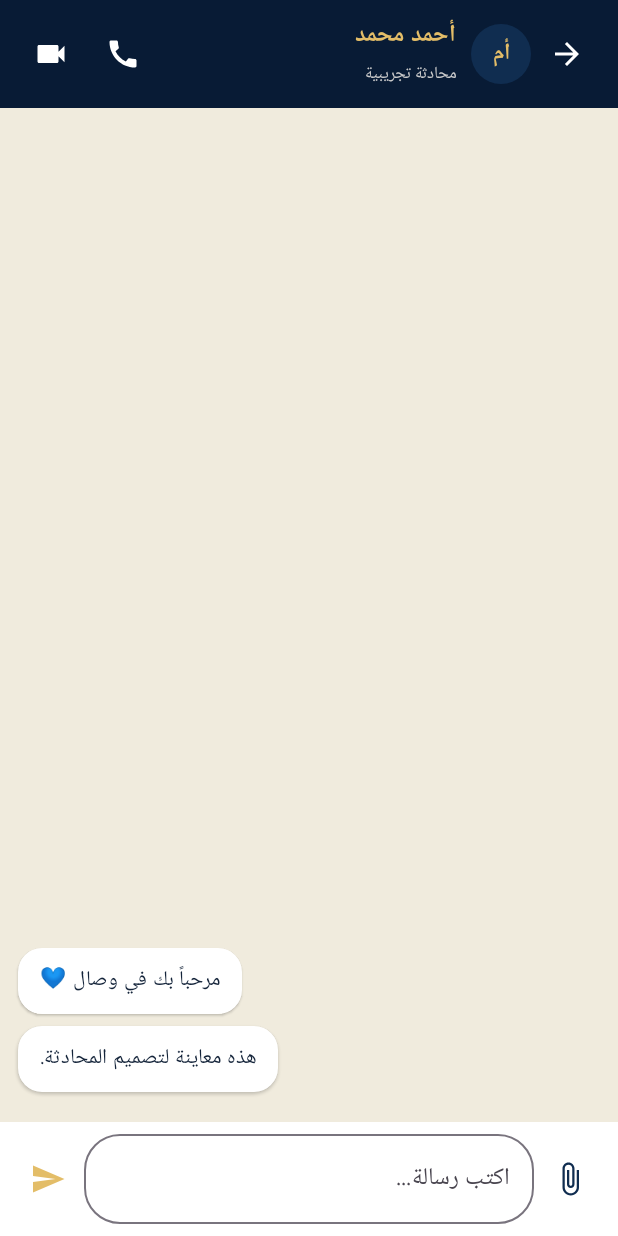
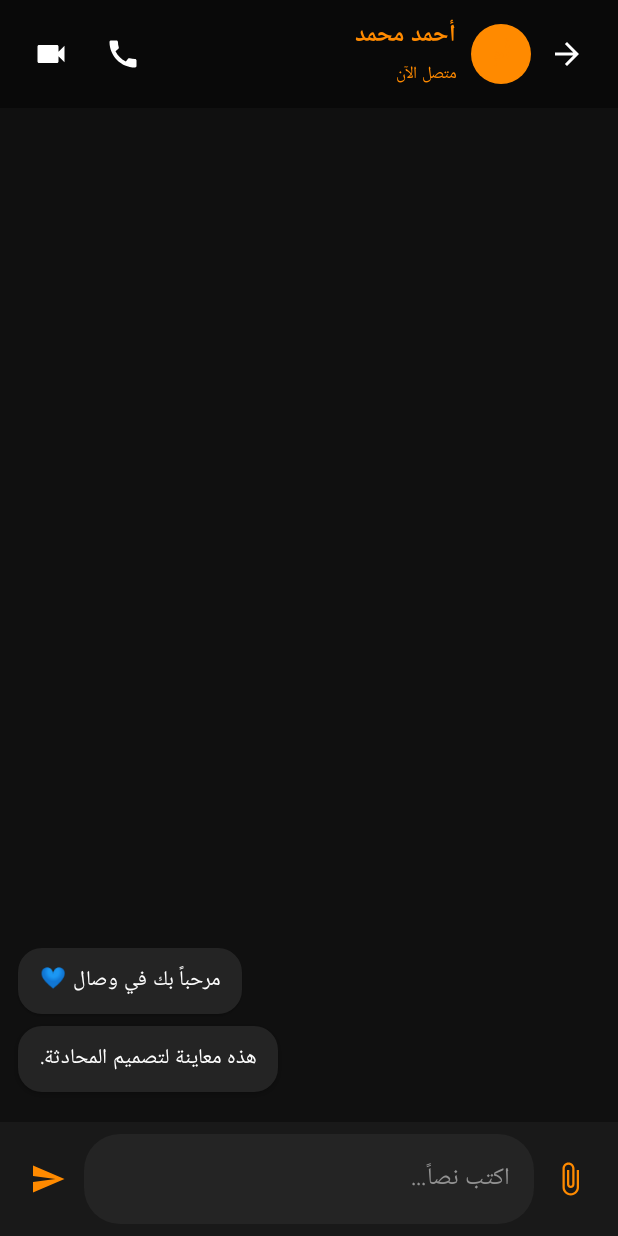
Before and after one commit to dalmslma-glitch/wisal-android, an Android app built with Jetpack Compose: the screen it shows after launch (MainActivity), after a tap on "أم", on a phone screen of 412 x 824 dp. Run offline under Robolectric (Android 15) with nearby library versions, the phone set to English and light mode, and no system bars.

Commit message:
Restyle WISAL with dark chat and orange story UI

```diff
--- a/WisalAndroid/app/src/main/java/com/wisal/app/MainActivity.kt
+++ b/WisalAndroid/app/src/main/java/com/wisal/app/MainActivity.kt
@@ -23,12 +23,13 @@ import androidx.compose.ui.text.style.TextAlign
 import androidx.compose.ui.unit.dp
 import androidx.compose.ui.unit.sp
 
-private val Navy = Color(0xFF081B35)
-private val Navy2 = Color(0xFF102D50)
-private val Gold = Color(0xFFE3BD68)
-private val Cream = Color(0xFFF5F1E8)
-private val Ink = Color(0xFF14243A)
-private val Muted = Color(0xFF8190A3)
+private val Navy = Color(0xFF090909)
+private val Navy2 = Color(0xFFFF8A00)
+private val Gold = Color(0xFFFF8A00)
+private val Cream = Color(0xFF121212)
+private val Ink = Color(0xFFF2F2F2)
+private val Muted = Color(0xFF929292)
+private val Panel = Color(0xFF242424)
 
 data class Person(val name: String, val message: String, val time: String, val initials: String, val unread: Int = 0)
 private val people = listOf(
@@ -49,7 +50,7 @@ class MainActivity : ComponentActivity() {
 fun WisalApp() {
     var tab by remember { mutableStateOf("الدردشات") }
     var selected by remember { mutableStateOf<Person?>(null) }
-    MaterialTheme(colorScheme = lightColorScheme(primary = Navy2, secondary = Gold, background = Cream)) {
+    MaterialTheme(colorScheme = darkColorScheme(primary = Navy2, secondary = Gold, background = Cream, surface = Panel)) {
         CompositionLocalProvider(LocalLayoutDirection provides androidx.compose.ui.unit.LayoutDirection.Rtl) {
             if (selected != null) {
                 ChatScreen(person = selected!!, onBack = { selected = null })
@@ -57,7 +58,7 @@ fun WisalApp() {
                 Scaffold(
                     containerColor = Cream,
                     bottomBar = {
-                        NavigationBar(containerColor = Navy, contentColor = Gold) {
+                        NavigationBar(containerColor = Color(0xFF101010), contentColor = Gold) {
                             val tabs = listOf(
                                 "الدردشات" to Icons.Default.ChatBubble,
                                 "الحالات" to Icons.Default.Circle,
@@ -73,8 +74,8 @@ fun WisalApp() {
                                     label = { Text(label, fontSize = 10.sp) },
                                     colors = NavigationBarItemDefaults.colors(
                                         selectedIconColor = Gold, selectedTextColor = Gold,
-                                        unselectedIconColor = Color.LightGray, unselectedTextColor = Color.LightGray,
-                                        indicatorColor = Navy2
+                                        unselectedIconColor = Color(0xFF777777), unselectedTextColor = Color(0xFF777777),
+                                        indicatorColor = Color(0xFF302015)
                                     )
                                 )
                             }
@@ -104,8 +105,8 @@ fun Header(title: String) {
         verticalAlignment = Alignment.CenterVertically
     ) {
         Column(Modifier.weight(1f)) {
-            Text("وصال", color = Gold, fontSize = 27.sp, fontWeight = FontWeight.Bold)
-            Text(title, color = Color.White.copy(alpha = .82f), fontSize = 13.sp)
+            Text(title, color = Color.White, fontSize = 22.sp, fontWeight = FontWeight.Bold)
+            Text("WISAL", color = Gold, fontSize = 10.sp, fontWeight = FontWeight.Bold)
         }
         IconButton(onClick = {}) { Icon(Icons.Default.Search, null, tint = Color.White) }
         IconButton(onClick = {}) { Icon(Icons.Default.MoreVert, null, tint = Gold) }
@@ -118,15 +119,40 @@ fun Chats(onOpen: (Person) -> Unit) {
     Column(Modifier.fillMaxSize()) {
         OutlinedTextField(
             value = query, onValueChange = { query = it },
-            modifier = Modifier.fillMaxWidth().padding(14.dp),
-            placeholder = { Text("ابحث في المحادثات") },
-            leadingIcon = { Icon(Icons.Default.Search, null) },
-            shape = RoundedCornerShape(18.dp), singleLine = true
+            modifier = Modifier.fillMaxWidth().padding(horizontal = 14.dp, vertical = 10.dp),
+            placeholder = { Text("بحث عن الأشخاص أو الرسائل", color = Muted) },
+            leadingIcon = { Icon(Icons.Default.Search, null, tint = Gold) },
+            shape = RoundedCornerShape(22.dp), singleLine = true,
+            colors = OutlinedTextFieldDefaults.colors(
+                focusedTextColor = Color.White, unfocusedTextColor = Color.White,
+                focusedBorderColor = Gold, unfocusedBorderColor = Color.Transparent,
+                focusedContainerColor = Panel, unfocusedContainerColor = Panel,
+                cursorColor = Gold
+            )
         )
+        StatusStrip()
         LazyColumn {
             items(people.filter { it.name.contains(query) || it.message.contains(query) }) { person ->
                 ChatRow(person, onClick = { onOpen(person) })
-                HorizontalDivider(color = Color(0xFFE6E0D5), thickness = 0.7.dp)
+                HorizontalDivider(color = Color(0xFF292929), thickness = 0.7.dp)
+            }
+        }
+    }
+}
+
+@Composable
+fun StatusStrip() {
+    Column(Modifier.fillMaxWidth().padding(top = 4.dp, bottom = 10.dp)) {
+        Text("الحالات", Modifier.padding(horizontal = 16.dp, vertical = 6.dp), color = Color.White, fontSize = 13.sp, fontWeight = FontWeight.Bold)
+        Row(Modifier.fillMaxWidth().padding(horizontal = 12.dp), horizontalArrangement = Arrangement.spacedBy(14.dp)) {
+            listOf("أنت", "Menna", "Shaker", "Sohaila", "محمد").forEachIndexed { index, label ->
+                Column(horizontalAlignment = Alignment.CenterHorizontally, modifier = Modifier.width(54.dp)) {
+                    Box(Modifier.size(50.dp).background(Gold, CircleShape).padding(2.dp).background(Color(0xFF161616), CircleShape), contentAlignment = Alignment.Center) {
+                        Text(listOf("+", "م", "ش", "س", "م")[index], color = Gold, fontWeight = FontWeight.Bold, fontSize = 17.sp)
+                    }
+                    Spacer(Modifier.height(4.dp))
+                    Text(label, color = Color.LightGray, fontSize = 10.sp, maxLines = 1)
+                }
             }
         }
     }
@@ -141,8 +167,8 @@ fun ChatRow(person: Person, onClick: () -> Unit) {
         Avatar(person.initials, 52)
         Spacer(Modifier.width(12.dp))
         Column(Modifier.weight(1f)) {
-            Text(person.name, color = Ink, fontWeight = FontWeight.Bold, fontSize = 16.sp)
-            Text(person.message, color = Muted, fontSize = 13.sp, maxLines = 1)
+            Text(person.name, color = Color.White, fontWeight = FontWeight.Bold, fontSize = 15.sp)
+            Text(person.message, color = Muted, fontSize = 12.sp, maxLines = 1)
         }
         Column(horizontalAlignment = Alignment.CenterHorizontally) {
             Text(person.time, color = Muted, fontSize = 11.sp)
@@ -168,14 +194,14 @@ fun Avatar(text: String, size: Int = 48) {
 fun ChatScreen(person: Person, onBack: () -> Unit) {
     var message by remember { mutableStateOf("") }
     var sent by remember { mutableStateOf(listOf<String>()) }
-    Column(Modifier.fillMaxSize().background(Color(0xFFF0EBDD))) {
-        Row(Modifier.fillMaxWidth().background(Navy).padding(10.dp), verticalAlignment = Alignment.CenterVertically) {
+    Column(Modifier.fillMaxSize().background(Color(0xFF101010))) {
+        Row(Modifier.fillMaxWidth().background(Color(0xFF090909)).padding(10.dp), verticalAlignment = Alignment.CenterVertically) {
             IconButton(onClick = onBack) { Icon(Icons.Default.ArrowForward, null, tint = Color.White) }
             Avatar(person.initials, 40)
             Spacer(Modifier.width(10.dp))
             Column(Modifier.weight(1f)) {
                 Text(person.name, color = Gold, fontWeight = FontWeight.Bold)
-                Text("محادثة تجريبية", color = Color.LightGray, fontSize = 11.sp)
+                Text("متصل الآن", color = Gold, fontSize = 11.sp)
             }
             IconButton(onClick = {}) { Icon(Icons.Default.Call, null, tint = Color.White) }
             IconButton(onClick = {}) { Icon(Icons.Default.Videocam, null, tint = Color.White) }
@@ -185,12 +211,18 @@ fun ChatScreen(person: Person, onBack: () -> Unit) {
             Bubble("هذه معاينة لتصميم المحادثة.", false)
             sent.forEach { Bubble(it, true) }
         }
-        Row(Modifier.fillMaxWidth().background(Color.White).padding(8.dp), verticalAlignment = Alignment.CenterVertically) {
+        Row(Modifier.fillMaxWidth().background(Color(0xFF191919)).padding(8.dp), verticalAlignment = Alignment.CenterVertically) {
             IconButton(onClick = {}) { Icon(Icons.Default.AttachFile, null, tint = Navy2) }
             OutlinedTextField(
                 value = message, onValueChange = { message = it },
-                modifier = Modifier.weight(1f), placeholder = { Text("اكتب رسالة...") },
-                shape = RoundedCornerShape(24.dp), singleLine = true
+                modifier = Modifier.weight(1f), placeholder = { Text("اكتب نصاً...", color = Muted) },
+                shape = RoundedCornerShape(24.dp), singleLine = true,
+                colors = OutlinedTextFieldDefaults.colors(
+                    focusedTextColor = Color.White, unfocusedTextColor = Color.White,
+                    focusedBorderColor = Gold, unfocusedBorderColor = Color.Transparent,
+                    focusedContainerColor = Panel, unfocusedContainerColor = Panel,
+                    cursorColor = Gold
+                )
             )
             IconButton(onClick = { if (message.isNotBlank()) { sent = sent + message; message = "" } }) {
                 Icon(Icons.Default.Send, null, tint = Gold)
@@ -202,8 +234,8 @@ fun ChatScreen(person: Person, onBack: () -> Unit) {
 @Composable
 fun Bubble(text: String, mine: Boolean) {
     Row(Modifier.fillMaxWidth(), horizontalArrangement = if (mine) Arrangement.Start else Arrangement.End) {
-        Surface(color = if (mine) Color(0xFFE7D5A9) else Color.White, shape = RoundedCornerShape(16.dp), shadowElevation = 1.dp) {
-            Text(text, Modifier.padding(horizontal = 14.dp, vertical = 10.dp), color = Ink, fontSize = 14.sp)
+        Surface(color = if (mine) Gold else Panel, shape = RoundedCornerShape(16.dp), shadowElevation = 1.dp) {
+            Text(text, Modifier.padding(horizontal = 14.dp, vertical = 10.dp), color = if (mine) Color.Black else Color.White, fontSize = 14.sp)
         }
     }
     Spacer(Modifier.height(8.dp))
@@ -212,7 +244,7 @@ fun Bubble(text: String, mine: Boolean) {
 @Composable
 fun StatusPage() {
     Column(Modifier.fillMaxSize().padding(18.dp)) {
-        Text("الحالات", fontSize = 22.sp, fontWeight = FontWeight.Bold, color = Ink)
+        Text("الحالات", fontSize = 22.sp, fontWeight = FontWeight.Bold, color = Color.White)
         Text("تابع تحديثات أصدقائك وشارك لحظاتك.", color = Muted)
         Spacer(Modifier.height(18.dp))
         Row(verticalAlignment = Alignment.CenterVertically) {
@@ -230,7 +262,7 @@ fun StatusPage() {
 @Composable
 fun GroupsPage() {
     Column(Modifier.fillMaxSize().padding(18.dp)) {
-        Text("مجموعات وصال", fontSize = 22.sp, fontWeight = FontWeight.Bold, color = Ink)
+        Text("مجموعات وصال", fontSize = 22.sp, fontWeight = FontWeight.Bold, color = Color.White)
         listOf("العائلة", "الأصدقاء", "مجتمع وصال").forEach {
             Row(Modifier.fillMaxWidth().padding(vertical = 12.dp), verticalAlignment = Alignment.CenterVertically) {
                 Avatar("مج", 48); Spacer(Modifier.width(12.dp)); Text(it, color = Ink, fontWeight = FontWeight.Bold)
@@ -251,12 +283,12 @@ fun ProfilePage() {
     Column(Modifier.fillMaxSize().padding(24.dp), horizontalAlignment = Alignment.CenterHorizontally) {
         Spacer(Modifier.height(24.dp)); Avatar("وص", 92)
         Spacer(Modifier.height(14.dp))
-        Text("ملفي الشخصي", fontSize = 23.sp, fontWeight = FontWeight.Bold, color = Ink)
+        Text("ملفي الشخصي", fontSize = 23.sp, fontWeight = FontWeight.Bold, color = Color.White)
         Text("مرحباً بك في مجتمع وصال", color = Muted)
         Spacer(Modifier.height(22.dp))
         listOf("تعديل الاسم والصورة", "الخصوصية والأمان", "الإشعارات", "حول وصال").forEach {
-            Surface(Modifier.fillMaxWidth().padding(vertical = 5.dp), color = Color.White, shape = RoundedCornerShape(14.dp)) {
-                Text(it, Modifier.padding(16.dp), color = Ink)
+            Surface(Modifier.fillMaxWidth().padding(vertical = 5.dp), color = Panel, shape = RoundedCornerShape(14.dp)) {
+                Text(it, Modifier.padding(16.dp), color = Color.White)
             }
         }
     }
```
